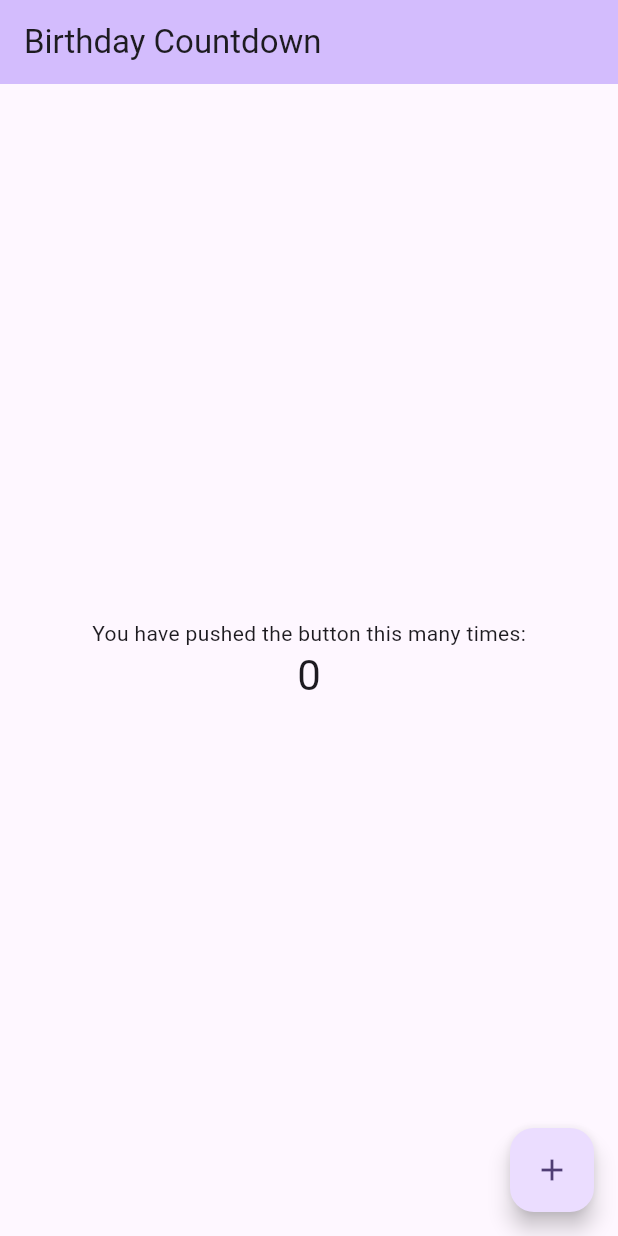
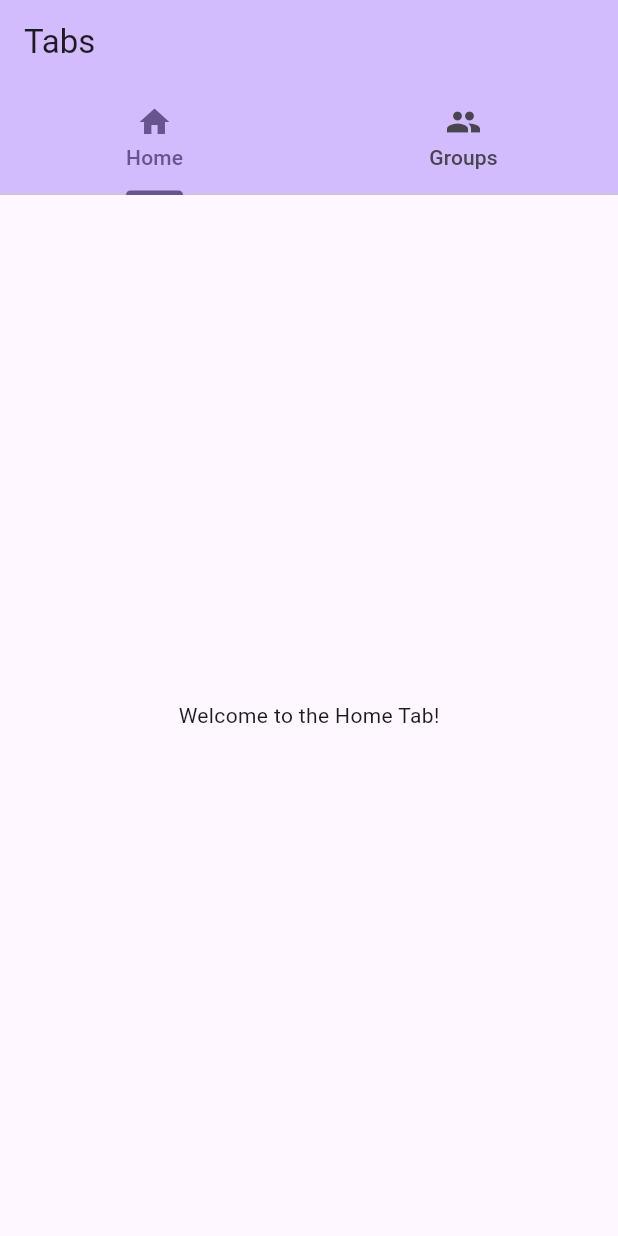
Before and after one commit to saoriyo99/birthday_app, a Flutter app: the screen it shows after launch, on a phone screen of 412 x 824 dp. Run offline on Flutter 3.47's test engine with Material 3 defaults, Android fonts, the phone set to English and light mode, and no system bars.

Commit message:
feat: Implement tab navigation and group list
Refactor the main application to use a `DefaultTabController` for navigation.
Replaces the previous counter example with two tabs: "Home" and "Groups".
The "Groups" tab now displays a scrollable list of example groups using a new `GroupsList` widget.
This change sets up a more structured navigation for future features.

```diff
--- a/lib/main.dart
+++ b/lib/main.dart
@@ -30,7 +30,7 @@ class MyApp extends StatelessWidget {
         // tested with just a hot reload.
         colorScheme: ColorScheme.fromSeed(seedColor: Colors.deepPurple),
       ),
-      home: const MyHomePage(title: 'Birthday Countdown'),
+      home: const MyHomePage(title: 'Tabs'),
     );
   }
 }
@@ -54,69 +54,69 @@ class MyHomePage extends StatefulWidget {
 }
 
 class _MyHomePageState extends State<MyHomePage> {
-  int _counter = 0;
+  @override
+  Widget build(BuildContext context) {
+    return DefaultTabController(
+      length: 2, // Number of tabs
+      child: Scaffold(
+        appBar: AppBar(
+          backgroundColor: Theme.of(context).colorScheme.inversePrimary,
+          title: Text(widget.title),
+          bottom: const TabBar(
+            tabs: [
+              Tab(icon: Icon(Icons.home), text: 'Home'),
+              Tab(icon: Icon(Icons.group), text: 'Groups'),
+            ],
+          ),
+        ),
+        body: TabBarView(
+          children: [
+            Center(
+              child: Column(
+                mainAxisAlignment: MainAxisAlignment.center,
+                children: <Widget>[
+                  const Text('Welcome to the Home Tab!'),
+                ],
+              ),
+            ),
+            GroupsList(), // Our new widget for groups
+          ],
+        ),
+      ),
+    );
+  }
+}
 
-  void _incrementCounter() {
-    setState(() {
-      // This call to setState tells the Flutter framework that something has
-      // changed in this State, which causes it to rerun the build method below
-      // so that the display can reflect the updated values. If we changed
-      // _counter without calling setState(), then the build method would not be
-      // called again, and so nothing would appear to happen.
-      _counter++;
-    });
-  }
+class GroupsList extends StatelessWidget {
+  final List<String> groups = [
+    'Family',
+    'Friends',
+    'Coworkers',
+    'Sports Team',
+    'Book Club',
+    'Gaming Crew',
+  ];
 
   @override
   Widget build(BuildContext context) {
-    // This method is rerun every time setState is called, for instance as done
-    // by the _incrementCounter method above.
-    //
-    // The Flutter framework has been optimized to make rerunning build methods
-    // fast, so that you can just rebuild anything that needs updating rather
-    // than having to individually change instances of widgets.
-    return Scaffold(
-      appBar: AppBar(
-        // TRY THIS: Try changing the color here to a specific color (to
-        // Colors.amber, perhaps?) and trigger a hot reload to see the AppBar
-        // change color while the other colors stay the same.
-        backgroundColor: Theme.of(context).colorScheme.inversePrimary,
-        // Here we take the value from the MyHomePage object that was created by
-        // the App.build method, and use it to set our appbar title.
-        title: Text(widget.title),
-      ),
-      body: Center(
-        // Center is a layout widget. It takes a single child and positions it
-        // in the middle of the parent.
-        child: Column(
-          // Column is also a layout widget. It takes a list of children and
-          // arranges them vertically. By default, it sizes itself to fit its
-          // children horizontally, and tries to be as tall as its parent.
-          //
-          // Column has various properties to control how it sizes itself and
-          // how it positions its children. Here we use mainAxisAlignment to
-          // center the children vertically; the main axis here is the vertical
-          // axis because Columns are vertical (the cross axis would be
-          // horizontal).
-          //
-          // TRY THIS: Invoke "debug painting" (choose the "Toggle Debug Paint"
-          // action in the IDE, or press "p" in the console), to see the
-          // wireframe for each widget.
-          mainAxisAlignment: MainAxisAlignment.center,
-          children: <Widget>[
-            const Text('You have pushed the button this many times:'),
-            Text(
-              '$_counter',
-              style: Theme.of(context).textTheme.headlineMedium,
-            ),
-          ],
-        ),
-      ),
-      floatingActionButton: FloatingActionButton(
-        onPressed: _incrementCounter,
-        tooltip: 'Increment',
-        child: const Icon(Icons.add),
-      ), // This trailing comma makes auto-formatting nicer for build methods.
+    return ListView.builder(
+      itemCount: groups.length,
+      itemBuilder: (context, index) {
+        return Card(
+          margin: const EdgeInsets.all(8.0),
+          child: ListTile(
+            leading: const Icon(Icons.group),
+            title: Text(groups[index]),
+            subtitle: Text('Group ${index + 1}'),
+            onTap: () {
+              // Handle group tap
+              ScaffoldMessenger.of(context).showSnackBar(
+                SnackBar(content: Text('Tapped on ${groups[index]}')),
+              );
+            },
+          ),
+        );
+      },
     );
   }
 }
```
